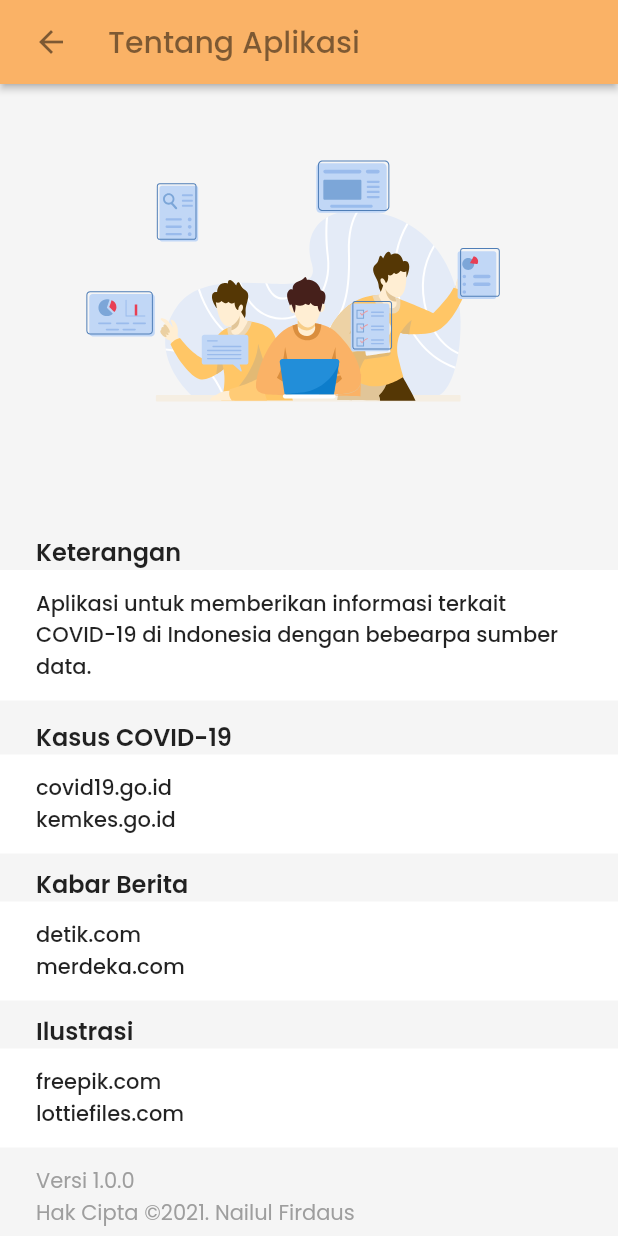
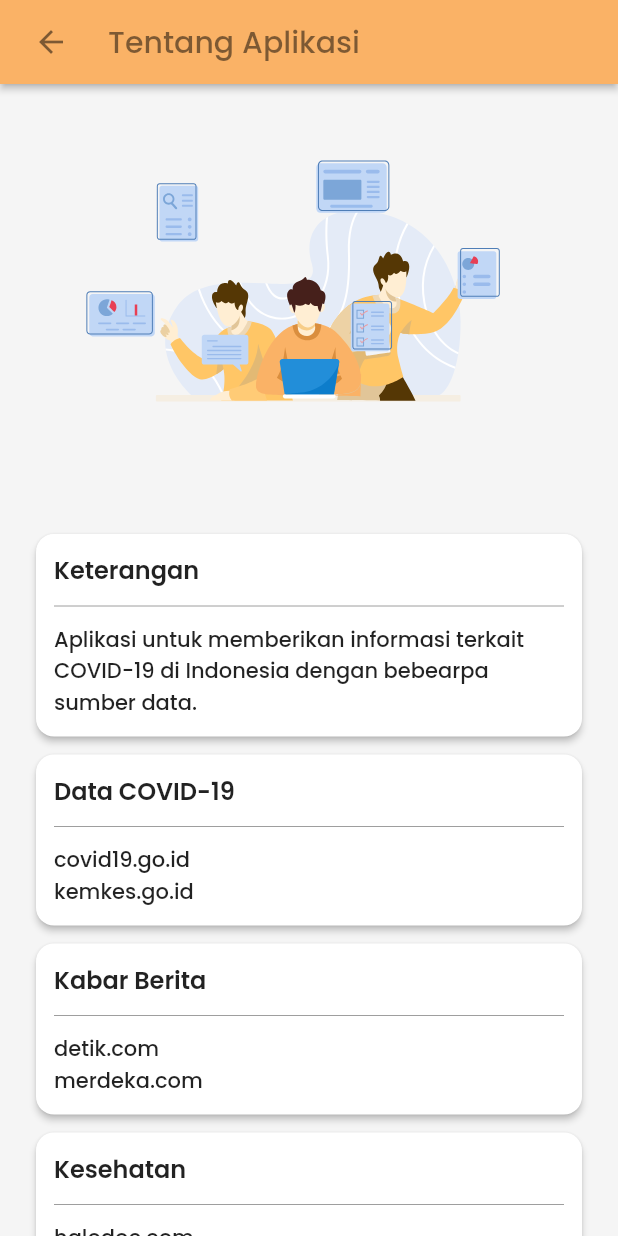
Before and after one commit to nailnafir/pantau-covid, a Flutter app: the AboutPage screen opened directly, on a phone screen of 412 x 824 dp. Run offline on Flutter 3.47's test engine with Material 2 defaults, Android fonts, the phone set to English and light mode, and no system bars; our stand-ins replace carousel_slider, flutter_spinkit, get, lottie, percent_indicator, shimmer; missing offline and left inert: web_scraper; network calls fail.

Commit message:
change ui design in about page

```diff
--- a/lib/pages/about_page.dart
+++ b/lib/pages/about_page.dart
@@ -42,103 +42,223 @@ class AboutPage extends StatelessWidget {
                 child:
                     Lottie.asset('assets/images/illustration-developer.json'),
               ),
-              Container(
-                padding:
-                    EdgeInsets.symmetric(horizontal: SpaceConfig.longSpace),
-                child: Text("Keterangan",
+              Card(
+                margin: EdgeInsets.symmetric(
+                  horizontal: SpaceConfig.longSpace,
+                ),
+                elevation: 2,
+                shape: RoundedRectangleBorder(
+                    borderRadius:
+                        BorderRadius.circular(SpaceConfig.normalSpace)),
+                child: Container(
+                  padding: EdgeInsets.all(SpaceConfig.normalSpace),
+                  width: double.infinity,
+                  child: Column(
+                    crossAxisAlignment: CrossAxisAlignment.start,
+                    children: [
+                      Text("Keterangan",
                           style: TypeTheme.bigTextFont.copyWith(
                             fontWeight: FontWeight.w600,
                           )),
+                      Divider(
+                        color: Colors.grey,
+                        height: SpaceConfig.longSpace,
                       ),
-              Container(
-                padding: EdgeInsets.symmetric(
-                  horizontal: SpaceConfig.longSpace,
-                  vertical: SpaceConfig.normalSpace,
-                ),
-                color: Colors.white,
-                width: double.infinity,
-                child: Text(
+                      Text(
                         "Aplikasi untuk memberikan informasi terkait COVID-19 di Indonesia dengan bebearpa sumber data.",
                         style: TypeTheme.normalTextFont
                             .copyWith(fontWeight: FontWeight.w500),
                       ),
+                    ],
+                  ),
+                ),
               ),
               SizedBox(height: SpaceConfig.normalSpace),
-              Container(
-                padding:
-                    EdgeInsets.symmetric(horizontal: SpaceConfig.longSpace),
-                child: Text("Kasus COVID-19",
+              Card(
+                margin: EdgeInsets.symmetric(
+                  horizontal: SpaceConfig.longSpace,
+                ),
+                elevation: 2,
+                shape: RoundedRectangleBorder(
+                    borderRadius:
+                        BorderRadius.circular(SpaceConfig.normalSpace)),
+                child: Container(
+                  padding: EdgeInsets.all(SpaceConfig.normalSpace),
+                  width: double.infinity,
+                  child: Column(
+                    crossAxisAlignment: CrossAxisAlignment.start,
+                    children: [
+                      Text("Data COVID-19",
                           style: TypeTheme.bigTextFont.copyWith(
                             fontWeight: FontWeight.w600,
                           )),
+                      Divider(
+                        color: Colors.grey,
+                        height: SpaceConfig.longSpace,
                       ),
-              Container(
-                padding: EdgeInsets.symmetric(
-                  horizontal: SpaceConfig.longSpace,
-                  vertical: SpaceConfig.normalSpace,
-                ),
-                color: Colors.white,
-                width: double.infinity,
-                child: Text(
-                  "covid19.go.id\nkemkes.go.id",
+                      Text(
+                        "covid19.go.id",
                         style: TypeTheme.normalTextFont
                             .copyWith(fontWeight: FontWeight.w500),
                       ),
+                      Text(
+                        "kemkes.go.id",
+                        style: TypeTheme.normalTextFont
+                            .copyWith(fontWeight: FontWeight.w500),
+                      )
+                    ],
                   ),
-              SizedBox(height: SpaceConfig.shortSpace),
-              Container(
-                padding:
-                    EdgeInsets.symmetric(horizontal: SpaceConfig.longSpace),
-                child: Text("Kabar Berita",
+                ),
+              ),
+              SizedBox(height: SpaceConfig.normalSpace),
+              Card(
+                margin: EdgeInsets.symmetric(
+                  horizontal: SpaceConfig.longSpace,
+                ),
+                elevation: 2,
+                shape: RoundedRectangleBorder(
+                    borderRadius:
+                        BorderRadius.circular(SpaceConfig.normalSpace)),
+                child: Container(
+                  padding: EdgeInsets.all(SpaceConfig.normalSpace),
+                  width: double.infinity,
+                  child: Column(
+                    crossAxisAlignment: CrossAxisAlignment.start,
+                    children: [
+                      Text("Kabar Berita",
                           style: TypeTheme.bigTextFont.copyWith(
                             fontWeight: FontWeight.w600,
                           )),
+                      Divider(
+                        color: Colors.grey,
+                        height: SpaceConfig.longSpace,
                       ),
-              Container(
-                padding: EdgeInsets.symmetric(
-                  horizontal: SpaceConfig.longSpace,
-                  vertical: SpaceConfig.normalSpace,
-                ),
-                color: Colors.white,
-                width: double.infinity,
-                child: Text(
-                  "detik.com\nmerdeka.com",
+                      Text(
+                        "detik.com",
                         style: TypeTheme.normalTextFont
                             .copyWith(fontWeight: FontWeight.w500),
                       ),
+                      Text(
+                        "merdeka.com",
+                        style: TypeTheme.normalTextFont
+                            .copyWith(fontWeight: FontWeight.w500),
                       ),
-              SizedBox(height: SpaceConfig.shortSpace),
-              Container(
-                padding:
-                    EdgeInsets.symmetric(horizontal: SpaceConfig.longSpace),
-                child: Text("Ilustrasi",
+                    ],
+                  ),
+                ),
+              ),
+              SizedBox(height: SpaceConfig.normalSpace),
+              Card(
+                margin: EdgeInsets.symmetric(
+                  horizontal: SpaceConfig.longSpace,
+                ),
+                elevation: 2,
+                shape: RoundedRectangleBorder(
+                    borderRadius:
+                        BorderRadius.circular(SpaceConfig.normalSpace)),
+                child: Container(
+                  padding: EdgeInsets.all(SpaceConfig.normalSpace),
+                  width: double.infinity,
+                  child: Column(
+                    crossAxisAlignment: CrossAxisAlignment.start,
+                    children: [
+                      Text("Kesehatan",
                           style: TypeTheme.bigTextFont.copyWith(
                             fontWeight: FontWeight.w600,
                           )),
+                      Divider(
+                        color: Colors.grey,
+                        height: SpaceConfig.longSpace,
                       ),
-              Container(
-                padding: EdgeInsets.symmetric(
-                  horizontal: SpaceConfig.longSpace,
-                  vertical: SpaceConfig.normalSpace,
-                ),
-                color: Colors.white,
-                width: double.infinity,
-                child: Text(
-                  "freepik.com\nlottiefiles.com",
+                      Text(
+                        "halodoc.com",
                         style: TypeTheme.normalTextFont
                             .copyWith(fontWeight: FontWeight.w500),
                       ),
+                      Text(
+                        "alodokter.com",
+                        style: TypeTheme.normalTextFont
+                            .copyWith(fontWeight: FontWeight.w500),
+                      ),
+                    ],
+                  ),
+                ),
               ),
               SizedBox(height: SpaceConfig.normalSpace),
-              Container(
-                padding:
-                    EdgeInsets.symmetric(horizontal: SpaceConfig.longSpace),
+              Card(
+                margin: EdgeInsets.symmetric(
+                  horizontal: SpaceConfig.longSpace,
+                ),
+                elevation: 2,
+                shape: RoundedRectangleBorder(
+                    borderRadius:
+                        BorderRadius.circular(SpaceConfig.normalSpace)),
+                child: Container(
+                  padding: EdgeInsets.all(SpaceConfig.normalSpace),
                   width: double.infinity,
-                child: Text(
-                  "Versi 1.0.0 \nHak Cipta ©${DateTime.now().year}. Nailul Firdaus",
+                  child: Column(
+                    crossAxisAlignment: CrossAxisAlignment.start,
+                    children: [
+                      Text("Ilustrasi",
+                          style: TypeTheme.bigTextFont.copyWith(
+                            fontWeight: FontWeight.w600,
+                          )),
+                      Divider(
+                        color: Colors.grey,
+                        height: SpaceConfig.longSpace,
+                      ),
+                      Text(
+                        "freepik.com",
+                        style: TypeTheme.normalTextFont
+                            .copyWith(fontWeight: FontWeight.w500),
+                      ),
+                      Text(
+                        "lottiefiles.com",
+                        style: TypeTheme.normalTextFont
+                            .copyWith(fontWeight: FontWeight.w500),
+                      ),
+                    ],
+                  ),
+                ),
+              ),
+              SizedBox(height: SpaceConfig.normalSpace),
+              Card(
+                margin: EdgeInsets.symmetric(
+                  horizontal: SpaceConfig.longSpace,
+                ),
+                elevation: 2,
+                shape: RoundedRectangleBorder(
+                    borderRadius:
+                        BorderRadius.circular(SpaceConfig.normalSpace)),
+                child: Container(
+                  padding: EdgeInsets.all(SpaceConfig.normalSpace),
+                  width: double.infinity,
+                  child: Column(
+                    crossAxisAlignment: CrossAxisAlignment.start,
+                    children: [
+                      Text("Pantau COVID-19",
+                          style: TypeTheme.bigTextFont.copyWith(
+                            fontWeight: FontWeight.w600,
+                          )),
+                      Divider(
+                        color: Colors.grey,
+                        height: SpaceConfig.longSpace,
+                      ),
+                      Text(
+                        "Versi 1.0.0",
                         style: TypeTheme.normalTextFont.copyWith(
                           fontWeight: FontWeight.w400,
                           color: Colors.grey,
+                        ),
+                      ),
+                      Text(
+                        "Hak Cipta ©${DateTime.now().year}. Nailul Firdaus",
+                        style: TypeTheme.normalTextFont.copyWith(
+                          fontWeight: FontWeight.w400,
+                          color: Colors.grey,
+                        ),
+                      ),
+                    ],
                   ),
                 ),
               ),
```
Lines whose indentation alone changed are shown as unchanged.
